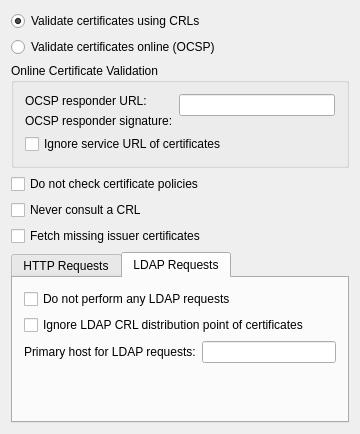
Qt form kmail/smimeconfiguration.ui (chusopr/kdepim-ktimetracker-akonadi) before a commit.
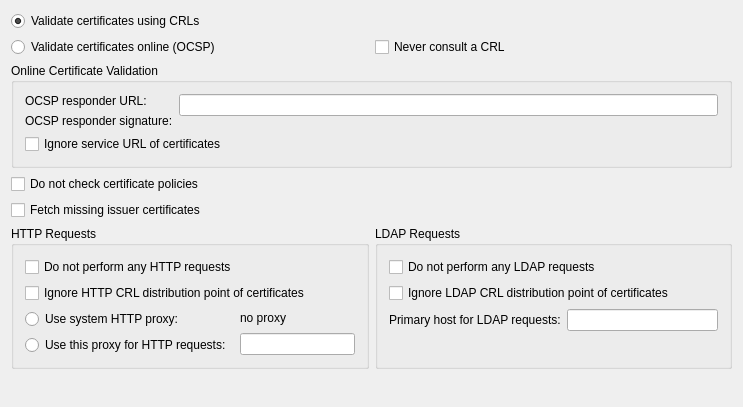
The same form after that commit. The open tabs and pages were chosen to show the change. Custom widgets are drawn as their Qt base class.

Commit message: make it shorter and more logical

Diff of the .ui file:
```diff
--- a/kmail/smimeconfiguration.ui
+++ b/kmail/smimeconfiguration.ui
@@ -5,8 +5,8 @@
    <rect>
     <x>0</x>
     <y>0</y>
-    <width>360</width>
-    <height>434</height>
+    <width>743</width>
+    <height>407</height>
    </rect>
   </property>
   <layout class="QGridLayout" >
@@ -23,17 +23,7 @@
      </property>
     </widget>
    </item>
-   <item row="1" column="0" >
-    <widget class="QRadioButton" name="OCSPRB" >
-     <property name="whatsThis" >
-      <string>If this option is selected, S/MIME certificates are validated online using the Online Certificates Status Protocol (OCSP). Fill in the URL of the OCSP responder below.</string>
-     </property>
-     <property name="text" >
-      <string>Validate certificates online (OCSP)</string>
-     </property>
-    </widget>
-   </item>
-   <item row="2" column="0" >
+   <item row="3" column="0" >
     <widget class="QGroupBox" name="OCSPGroupBox" >
      <property name="title" >
       <string>Online Certificate Validation</string>
@@ -91,7 +81,7 @@
      </layout>
     </widget>
    </item>
-   <item row="3" column="0" >
+   <item row="4" column="0" >
     <widget class="QCheckBox" name="doNotCheckCertPolicyCB" >
      <property name="whatsThis" >
       <string>By default GnuPG uses the file ~/.gnupg/policies.txt to check if a certificate policy is allowed. If this option is selected, policies are not checked.</string>
@@ -101,17 +91,7 @@
      </property>
     </widget>
    </item>
-   <item row="4" column="0" >
-    <widget class="QCheckBox" name="neverConsultCB" >
-     <property name="whatsThis" >
-      <string>If this option is checked, Certificate Revocation Lists are never used to validate S/MIME certificates.</string>
-     </property>
-     <property name="text" >
-      <string>Never consult a CRL</string>
-     </property>
-    </widget>
-   </item>
-   <item row="5" column="0" >
+   <item row="6" column="0" >
     <widget class="QCheckBox" name="fetchMissingCB" >
      <property name="whatsThis" >
       <string>If this option is checked, missing issuer certificates are fetched when necessary (this applies to both validation methods, CRLs and OCSP)</string>
@@ -121,17 +101,15 @@
      </property>
     </widget>
    </item>
-   <item row="6" column="0" >
-    <widget class="KTabWidget" name="requestsTabs" >
-     <property name="currentIndex" >
-      <number>0</number>
-     </property>
-     <widget class="QWidget" name="tabHTTP" >
-      <attribute name="title" >
+   <item row="7" column="0" >
+    <layout class="QHBoxLayout" name="horizontalLayout" >
+     <item>
+      <widget class="QGroupBox" name="groupBox_2" >
+       <property name="title" >
        <string>HTTP Requests</string>
-      </attribute>
-      <layout class="QGridLayout" >
-       <item row="0" column="0" >
+       </property>
+       <layout class="QVBoxLayout" name="vbLayout" >
+        <item>
         <widget class="QCheckBox" name="disableHTTPCB" >
          <property name="whatsThis" >
           <string>Entirely disables the use of HTTP for S/MIME.</string>
@@ -141,7 +119,7 @@
          </property>
         </widget>
        </item>
-       <item row="1" column="0" >
+        <item>
         <widget class="QCheckBox" name="ignoreHTTPDPCB" >
          <property name="whatsThis" >
           <string>When looking for the location of a CRL, the to-be-tested certificate usually contains what are known as "CRL Distribution Point" (DP) entries, which are URLs describing the way to access the URL. The first found DP entry is used.  With this option all entries using the HTTP scheme are ignored when looking for a suitable DP.</string>
@@ -151,7 +129,7 @@
          </property>
         </widget>
        </item>
-       <item row="2" column="0" >
+        <item>
         <layout class="QHBoxLayout" >
          <item>
           <layout class="QVBoxLayout" >
@@ -197,27 +175,36 @@
          </item>
         </layout>
        </item>
-       <item row="3" column="0" >
-        <spacer>
+        <item>
+         <spacer name="verticalSpacer" >
          <property name="orientation" >
           <enum>Qt::Vertical</enum>
          </property>
-         <property name="sizeHint" >
+          <property name="sizeType" >
+           <enum>QSizePolicy::MinimumExpanding</enum>
+          </property>
+          <property name="sizeHint" stdset="0" >
           <size>
            <width>20</width>
-           <height>40</height>
+            <height>0</height>
           </size>
          </property>
         </spacer>
        </item>
       </layout>
      </widget>
-     <widget class="QWidget" name="tabLDAP" >
-      <attribute name="title" >
+     </item>
+     <item>
+      <widget class="QGroupBox" name="groupBox" >
+       <property name="minimumSize" >
+        <size>
+         <width>0</width>
+         <height>100</height>
+        </size>
+       </property>
+       <property name="title" >
        <string>LDAP Requests</string>
-      </attribute>
-      <layout class="QGridLayout" >
-       <item row="0" column="0" >
+       </property>
         <layout class="QVBoxLayout" >
          <item>
           <widget class="QCheckBox" name="disableLDAPCB" >
@@ -261,44 +248,81 @@
            </item>
           </layout>
          </item>
-        </layout>
+        <item>
+         <spacer name="verticalSpacer_2" >
+          <property name="orientation" >
+           <enum>Qt::Vertical</enum>
+          </property>
+          <property name="sizeType" >
+           <enum>QSizePolicy::MinimumExpanding</enum>
+          </property>
+          <property name="sizeHint" stdset="0" >
+           <size>
+            <width>20</width>
+            <height>0</height>
+           </size>
+          </property>
+         </spacer>
+        </item>
+       </layout>
+      </widget>
+     </item>
+    </layout>
+   </item>
+   <item row="8" column="0" >
+    <spacer name="verticalSpacer_3" >
+     <property name="orientation" >
+      <enum>Qt::Vertical</enum>
+     </property>
+     <property name="sizeType" >
+      <enum>QSizePolicy::Expanding</enum>
+     </property>
+     <property name="sizeHint" stdset="0" >
+      <size>
+       <width>20</width>
+       <height>100</height>
+      </size>
+     </property>
+    </spacer>
        </item>
        <item row="1" column="0" >
-        <spacer>
-         <property name="orientation" >
-          <enum>Qt::Vertical</enum>
-         </property>
-         <property name="sizeHint" >
-          <size>
-           <width>20</width>
-           <height>40</height>
-          </size>
-         </property>
-        </spacer>
-       </item>
-      </layout>
-     </widget>
-    </widget>
+    <layout class="QHBoxLayout" name="horizontalLayout_2" >
+     <item>
+      <widget class="QRadioButton" name="OCSPRB" >
+       <property name="whatsThis" >
+        <string>If this option is selected, S/MIME certificates are validated online using the Online Certificates Status Protocol (OCSP). Fill in the URL of the OCSP responder below.</string>
+       </property>
+       <property name="text" >
+        <string>Validate certificates online (OCSP)</string>
+       </property>
+      </widget>
+     </item>
+     <item>
+      <widget class="QCheckBox" name="neverConsultCB" >
+       <property name="whatsThis" >
+        <string>If this option is checked, Certificate Revocation Lists are never used to validate S/MIME certificates.</string>
+       </property>
+       <property name="text" >
+        <string>Never consult a CRL</string>
+       </property>
+      </widget>
+     </item>
+    </layout>
    </item>
   </layout>
  </widget>
  <layoutdefault spacing="6" margin="11" />
  <pixmapfunction>qPixmapFromMimeSource</pixmapfunction>
  <customwidgets>
-  <customwidget>
-   <class>Kleo::KeyRequester</class>
-   <extends></extends>
-   <header location="global" >ui/keyrequester.h</header>
-  </customwidget>
   <customwidget>
    <class>KLineEdit</class>
    <extends>QLineEdit</extends>
    <header>klineedit.h</header>
   </customwidget>
   <customwidget>
-   <class>KTabWidget</class>
-   <extends>QTabWidget</extends>
-   <header>ktabwidget.h</header>
+   <class>Kleo::KeyRequester</class>
+   <extends></extends>
+   <header location="global" >ui/keyrequester.h</header>
   </customwidget>
  </customwidgets>
  <includes>
```
Lines whose indentation alone changed are shown as unchanged.
